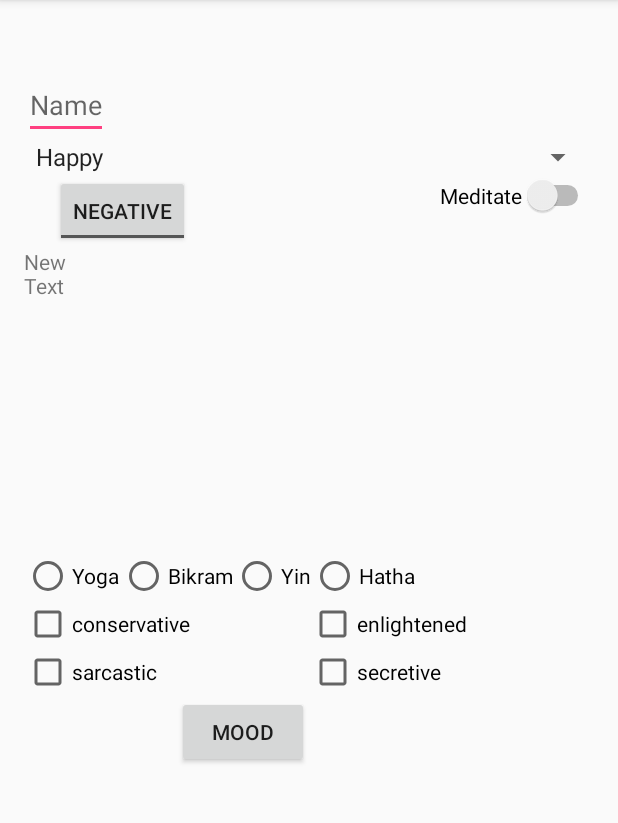
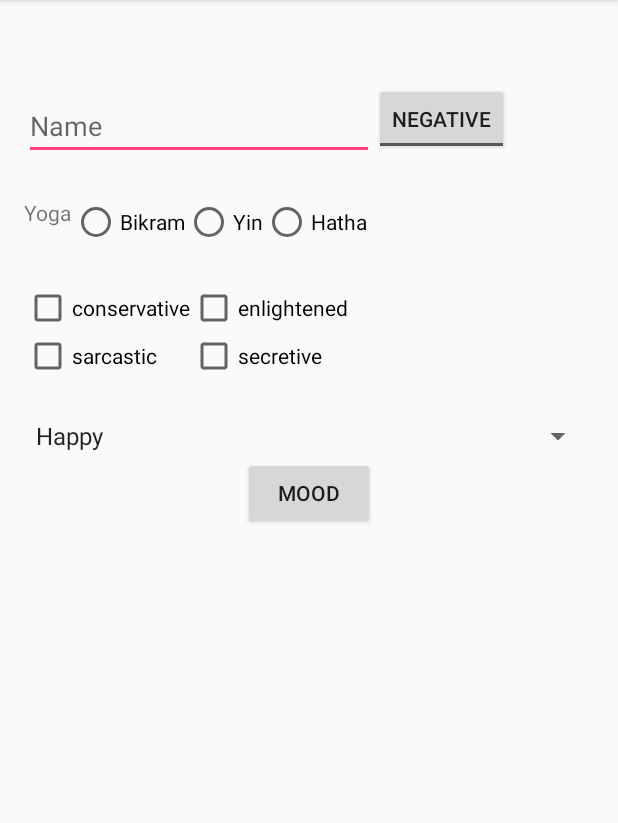
Before and after one commit to 17kiwis/MAD, an Android app: the screen it shows after launch (MainActivity), on a phone screen of 412 x 824 dp, the part 84-907 px from its top. Run offline under Robolectric (Android 15) with nearby library versions, the phone set to English and light mode, and no system bars.

Commit message:
new version with layout and icon

```diff
--- a/Lab7/Feeling/app/src/main/res/layout/activity_main.xml
+++ b/Lab7/Feeling/app/src/main/res/layout/activity_main.xml
@@ -9,80 +9,52 @@
     android:paddingTop="@dimen/activity_vertical_margin"
     tools:context="com.example.shwu3484.feeling.MainActivity">
 
+    <LinearLayout
+        android:layout_width="match_parent"
+        android:layout_height="wrap_content"
+        android:orientation="horizontal"
+        android:layout_marginTop="14dp"
+        android:id="@+id/linear1"
+        android:weightSum="1">
+
     <EditText
         android:layout_width="wrap_content"
         android:layout_height="wrap_content"
         android:id="@+id/nameEditText"
         android:layout_marginTop="31dp"
         android:hint="@string/name_edit"
-        android:layout_alignParentTop="true"
-        android:layout_alignParentLeft="true"
-        android:layout_alignParentStart="true" />
-
-    <TextView
-        android:layout_width="wrap_content"
-        android:layout_height="wrap_content"
-        android:text="@string/feeling"
-        android:id="@+id/feelingTextView"
-        android:layout_alignParentBottom="true"
-        android:layout_centerHorizontal="true"
-        android:layout_marginBottom="26dp" />
-
-    <Spinner
-        android:layout_width="fill_parent"
-        android:layout_height="wrap_content"
-        android:layout_below="@+id/nameEditText"
-        android:layout_toEndOf="@+id/button"
-        android:id="@+id/spinner"
-        android:entries="@array/moods"
-        android:layout_alignParentLeft="true"
-        android:layout_alignParentStart="true" />
+        android:layout_weight="0.76" />
 
         <ToggleButton
+            android:layout_marginTop="25dp"
             android:layout_width="wrap_content"
             android:layout_height="wrap_content"
             android:text="New ToggleButton"
             android:id="@+id/energyToggleButton"
             android:textOn="@string/toggle_on"
             android:textOff="@string/toggle_off"
-        android:layout_below="@+id/spinner"
-        android:layout_alignRight="@+id/checkBox1"
-        android:layout_alignEnd="@+id/checkBox1" />
+             />
+    </LinearLayout>
 
-    <Switch
-        android:layout_width="wrap_content"
+    <GridLayout
+        android:layout_width="match_parent"
         android:layout_height="wrap_content"
-        android:text="@string/meditate_switch"
-        android:id="@+id/switch1"
-        android:layout_alignTop="@+id/energyToggleButton"
-        android:layout_alignParentRight="true"
-        android:layout_alignParentEnd="true" />
+        android:layout_below="@id/linear1"
+        android:id="@+id/grid_radio"
+        android:layout_marginTop="25dp">
 
     <TextView
         android:layout_width="wrap_content"
         android:layout_height="wrap_content"
-        android:text="New Text"
+        android:text="@string/yoga"
         android:id="@+id/textView"
-        android:layout_below="@+id/energyToggleButton"
-        android:layout_alignRight="@+id/nameEditText"
-        android:layout_alignEnd="@+id/nameEditText" />
+       />
 
         <RadioGroup
-        android:layout_width="match_parent"
+            android:layout_width="wrap_content"
             android:layout_height="wrap_content"
             android:id="@+id/yogaRadioGroup"
-        android:orientation="horizontal"
-
-        android:layout_centerVertical="true"
-        android:layout_alignParentLeft="true"
-        android:layout_alignParentStart="true">
-
-    <RadioButton
-        android:layout_width="wrap_content"
-        android:layout_height="wrap_content"
-        android:id="@+id/radioButton1"
-        android:text="@string/yoga"
-        />
+            android:orientation="horizontal">
 
 
         <RadioButton
@@ -96,19 +68,96 @@
         <RadioButton
             android:layout_width="wrap_content"
             android:layout_height="wrap_content"
-            android:id="@+id/radioButton3"
+            android:id="@+id/radioButton1"
             android:text="@string/yoga1"
             />
 
         <RadioButton
             android:layout_width="wrap_content"
             android:layout_height="wrap_content"
-            android:id="@+id/radioButton4"
+            android:id="@+id/radioButton3"
             android:text="@string/yoga3"
+            />
+        </RadioGroup>
+
+         </GridLayout>
+
+    <TableLayout
+        android:layout_width="match_parent"
+        android:layout_height="wrap_content"
+        android:layout_below="@id/grid_radio"
+        android:layout_marginTop="25dp"
+        android:id="@+id/table_check">
+
+    <TableRow>
+    <CheckBox
+        android:layout_width="wrap_content"
+        android:layout_height="wrap_content"
+        android:text="@string/conservative_check"
+        android:id="@+id/checkBox1"
+       />
+
+    <CheckBox
+        android:layout_width="wrap_content"
+        android:layout_height="wrap_content"
+        android:text="@string/enlightened_check"
+        android:id="@+id/checkBox2"
+      />
+    </TableRow>
+    <TableRow>
+
+    <CheckBox
+        android:layout_width="wrap_content"
+        android:layout_height="wrap_content"
+        android:text="@string/sarcastic_check"
+        android:id="@+id/checkBox3"
+       />
+
+    <CheckBox
+        android:layout_width="wrap_content"
+        android:layout_height="wrap_content"
+        android:text="@string/secretive_check"
+        android:id="@+id/checkBox4"
+      />
+    </TableRow>
+    </TableLayout>
+
+    <LinearLayout
+        android:layout_width="match_parent"
+        android:layout_height="wrap_content"
+        android:id="@+id/linear2"
+        android:layout_below="@id/table_check"
+        android:orientation="horizontal"
+        android:layout_marginTop="25dp">
+
+    <Spinner
+        android:layout_width="fill_parent"
+        android:layout_height="wrap_content"
+
+        android:id="@+id/spinner"
+        android:entries="@array/moods"
         />
 
 
-    </RadioGroup>
+
+    <Switch
+        android:layout_width="wrap_content"
+        android:layout_height="wrap_content"
+        android:text="@string/meditate_switch"
+        android:id="@+id/switch1"
+       />
+
+    </LinearLayout>
+
+
+    <TextView
+        android:layout_width="wrap_content"
+        android:layout_height="wrap_content"
+        android:text="@string/feeling"
+        android:id="@+id/feelingTextView"
+        android:layout_alignParentBottom="true"
+        android:layout_centerHorizontal="true"
+        android:layout_marginBottom="26dp" />
 
     <Button
         android:layout_width="wrap_content"
@@ -116,45 +165,8 @@
         android:text="@string/mood_button"
         android:onClick="findMood"
         android:id="@+id/button"
-        android:layout_gravity="bottom"
-        android:layout_below="@+id/checkBox4"
-        android:layout_alignRight="@+id/feelingTextView"
-        android:layout_alignEnd="@+id/feelingTextView" />
-
-    <CheckBox
-        android:layout_width="wrap_content"
-        android:layout_height="wrap_content"
-        android:text="@string/conservative_check"
-        android:id="@+id/checkBox1"
-        android:layout_below="@+id/yogaRadioGroup"
-        android:layout_alignParentLeft="true"
-        android:layout_alignParentStart="true" />
-
-    <CheckBox
-        android:layout_width="wrap_content"
-        android:layout_height="wrap_content"
-        android:text="@string/enlightened_check"
-        android:id="@+id/checkBox2"
-        android:layout_alignBottom="@+id/checkBox1"
-        android:layout_alignLeft="@+id/feelingTextView"
-        android:layout_alignStart="@+id/feelingTextView" />
-
-    <CheckBox
-        android:layout_width="wrap_content"
-        android:layout_height="wrap_content"
-        android:text="@string/sarcastic_check"
-        android:id="@+id/checkBox3"
-        android:layout_below="@+id/checkBox1"
-        android:layout_alignParentLeft="true"
-        android:layout_alignParentStart="true" />
-
-    <CheckBox
-        android:layout_width="wrap_content"
-        android:layout_height="wrap_content"
-        android:text="@string/secretive_check"
-        android:id="@+id/checkBox4"
-        android:layout_alignTop="@+id/checkBox3"
-        android:layout_toRightOf="@+id/feelingTextView"
-        android:layout_toEndOf="@+id/feelingTextView" />
+        android:layout_alignTop="@+id/linear2"
+        android:layout_centerHorizontal="true"
+        android:layout_marginTop="26dp" />
 
 </RelativeLayout>
--- a/Lab7/Feeling/build.gradle
+++ b/Lab7/Feeling/build.gradle
@@ -5,7 +5,7 @@ buildscript {
         jcenter()
     }
     dependencies {
-        classpath 'com.android.tools.build:gradle:2.1.2'
+        classpath 'com.android.tools.build:gradle:2.2.2'
 
         // NOTE: Do not place your application dependencies here; they belong
         // in the individual module build.gradle files
```
Also changed, not shown: Lab7/Feeling/app/src/main/ic_launcher-web.png (added), Lab7/Feeling/app/src/main/res/mipmap-hdpi/ic_launcher.png, Lab7/Feeling/app/src/main/res/mipmap-mdpi/ic_launcher.png, Lab7/Feeling/app/src/main/res/mipmap-xhdpi/ic_launcher.png, Lab7/Feeling/app/src/main/res/mipmap-xxhdpi/ic_launcher.png, Lab7/Feeling/app/src/main/res/mipmap-xxxhdpi/ic_launcher.png, Lab7/Feeling/gradle/wrapper/gradle-wrapper.properties. Lines whose indentation alone changed are shown as unchanged.
